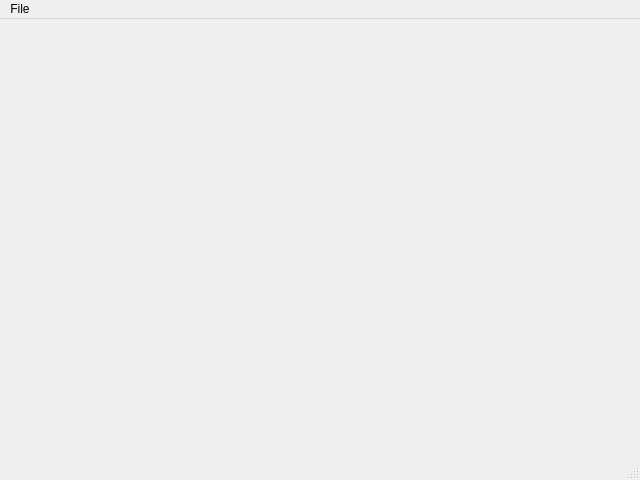
First picture: the form in moduleeditor.ui, repository economou/gpunit, before the edit.
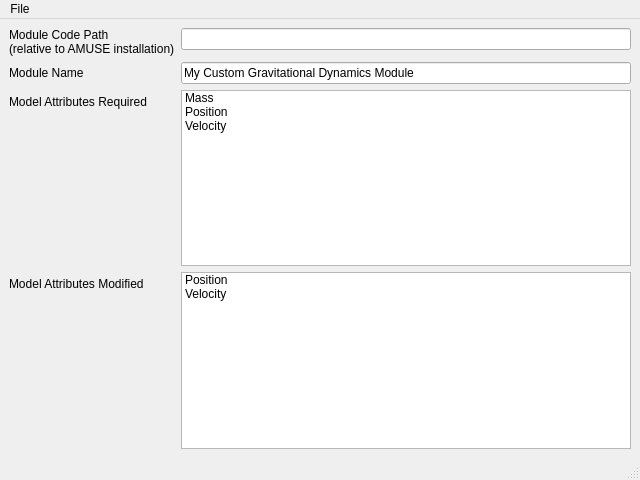
Second picture: the form after the edit.

```diff
--- a/moduleeditor.ui
+++ b/moduleeditor.ui
@@ -14,7 +14,83 @@
    <string>MainWindow</string>
   </property>
   <widget class="QWidget" name="centralwidget">
-   <layout class="QHBoxLayout" name="horizontalLayout"/>
+   <layout class="QFormLayout" name="formLayout">
+    <property name="fieldGrowthPolicy">
+     <enum>QFormLayout::AllNonFixedFieldsGrow</enum>
+    </property>
+    <item row="2" column="1">
+     <widget class="QListWidget" name="listWidget">
+      <item>
+       <property name="text">
+        <string>Mass</string>
+       </property>
+      </item>
+      <item>
+       <property name="text">
+        <string>Position</string>
+       </property>
+      </item>
+      <item>
+       <property name="text">
+        <string>Velocity</string>
+       </property>
+      </item>
+     </widget>
+    </item>
+    <item row="2" column="0">
+     <widget class="QLabel" name="label">
+      <property name="text">
+       <string>Model Attributes Required</string>
+      </property>
+     </widget>
+    </item>
+    <item row="3" column="1">
+     <widget class="QListWidget" name="listWidget_2">
+      <item>
+       <property name="text">
+        <string>Position</string>
+       </property>
+      </item>
+      <item>
+       <property name="text">
+        <string>Velocity</string>
+       </property>
+      </item>
+     </widget>
+    </item>
+    <item row="3" column="0">
+     <widget class="QLabel" name="label_2">
+      <property name="text">
+       <string>Model Attributes Modified</string>
+      </property>
+     </widget>
+    </item>
+    <item row="1" column="0">
+     <widget class="QLabel" name="label_3">
+      <property name="text">
+       <string>Module Name</string>
+      </property>
+     </widget>
+    </item>
+    <item row="1" column="1">
+     <widget class="QLineEdit" name="lineEdit">
+      <property name="text">
+       <string>My Custom Gravitational Dynamics Module</string>
+      </property>
+     </widget>
+    </item>
+    <item row="0" column="0">
+     <widget class="QLabel" name="label_4">
+      <property name="text">
+       <string>Module Code Path
+(relative to AMUSE installation)</string>
+      </property>
+     </widget>
+    </item>
+    <item row="0" column="1">
+     <widget class="QLineEdit" name="lineEdit_2"/>
+    </item>
+   </layout>
   </widget>
   <widget class="QMenuBar" name="menubar">
    <property name="geometry">
```
Left out of the diff: 4 changed lines with no effect on the pictures.
